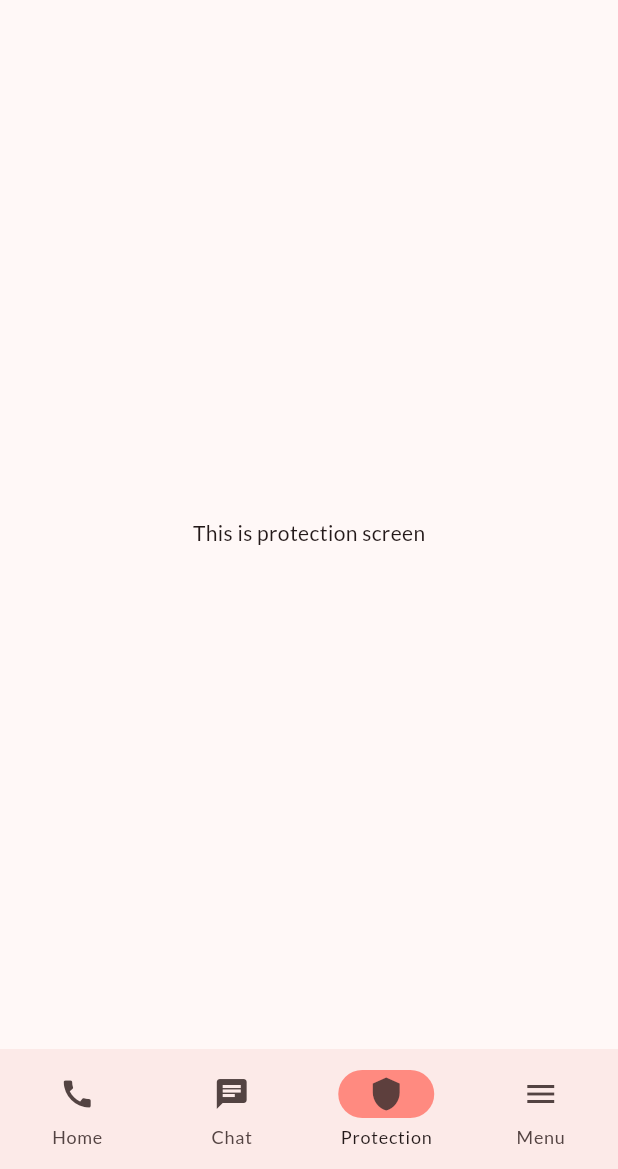
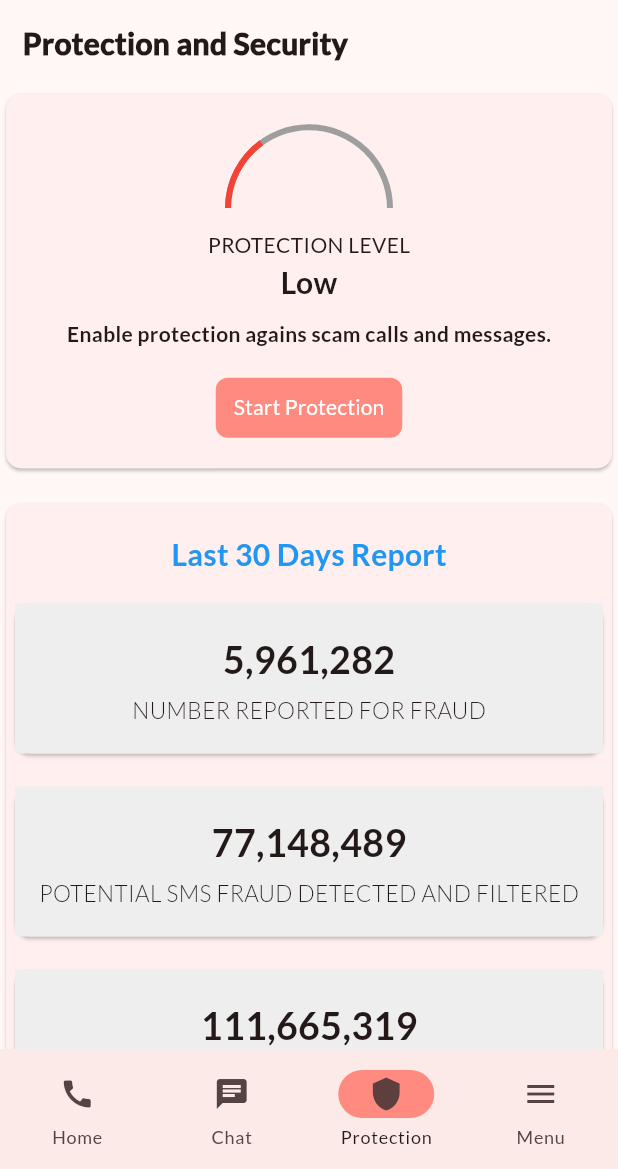
Before and after one commit to TelloNumora-Moprog-Project/tellonumora_app, a Flutter app: the screen it shows after launch, item 3 of the bottom bar chosen, on a phone screen of 412 x 824 dp, the part 67-1236 px from its top. Run offline on Flutter 3.47's test engine with Material 3 defaults, Android fonts, the phone set to English and light mode, and no system bars.

Commit message:
add protection screen base ui, with latest report and protection status widgets

```diff
--- a/lib/screens/protection_screen.dart
+++ b/lib/screens/protection_screen.dart
@@ -1,12 +1,38 @@
 import 'package:flutter/material.dart';
+import 'package:tellonumora_app/screens/protection_widgets/latest_report.dart';
+import 'package:tellonumora_app/screens/protection_widgets/protection_status.dart';
 
 class ProtectionScreen extends StatelessWidget {
   const ProtectionScreen({super.key});
 
   @override
   Widget build(BuildContext context) {
-    return const Center(
-      child: Text('This is protection screen'),
+    return Scaffold(
+      body: SafeArea(
+        child: ListView(
+          children: [
+            Row(
+              mainAxisAlignment: MainAxisAlignment.start,
+              children: [
+                Padding(
+                  padding: EdgeInsetsGeometry.fromLTRB(15, 3, 0, 0),
+                  child: Text(
+                    "Protection and Security",
+                    style: TextStyle(
+                      fontWeight: FontWeight.w900,
+                      fontSize: 20
+                    )
+                  ),
+                )
+              ],
+            ),
+            SizedBox(width: 1, height: 15),
+            ProtectionStatus(),
+            SizedBox(width: 1, height: 15),
+            LatestReport()
+          ],
+        )
+      )
     );
   }
 }
--- /dev/null
+++ b/lib/screens/protection_widgets/latest_report.dart
@@ -0,0 +1,80 @@
+import 'package:flutter/material.dart';
+
+class LatestReport extends StatelessWidget {
+  const LatestReport({super.key});
+
+  @override
+  Widget build(BuildContext context) {
+    return Column(
+      children: [
+        Card(
+          shape: RoundedRectangleBorder(
+            borderRadius: BorderRadius.circular(10)
+          ),
+          child: Container(
+            height: 450,
+            width: 450,
+            padding: EdgeInsets.fromLTRB(2, 6, 2, 6),
+            child: Column(
+              children: [
+                SizedBox(width: 1, height: 14),
+                Text("Last 30 Days Report", style: TextStyle(
+                  color: Colors.blue,
+                  fontWeight: FontWeight.bold,
+                  fontSize: 20
+                )),
+                SizedBox(width: 1, height: 14),
+                Info(amount: "5,961,282", desc: "NUMBER REPORTED FOR FRAUD"),
+                SizedBox(width: 1, height: 14),
+                Info(amount: "77,148,489", desc: "POTENTIAL SMS FRAUD DETECTED AND FILTERED"),
+                SizedBox(width: 1, height: 14),
+                Info(amount: "111,665,319", desc: "POTENTIAL PHONE CALL FRAUD PREVENTED")
+              ],
+            ),
+          ),
+        )
+      ],
+    );
+  }
+}
+
+class Info extends StatelessWidget {
+  final String amount;
+  final String desc;
+
+  const Info({
+    super.key,
+    required this.amount,
+    required this.desc
+  });
+
+  @override
+  Widget build(BuildContext context) {
+    return Card(
+      shape: RoundedRectangleBorder(
+        borderRadius: BorderRadius.circular(10)
+      ),
+      child: Container(
+        height: 100,
+        width: 400,
+        padding: EdgeInsets.fromLTRB(2, 6, 2, 6),
+        color: Colors.grey.shade200,
+        child: Column(
+          mainAxisAlignment: MainAxisAlignment.center,
+          crossAxisAlignment: CrossAxisAlignment.center,
+          children: [
+            Text(amount, style: TextStyle(
+              fontWeight: FontWeight.bold,
+              fontSize: 25
+            )),
+            SizedBox(width: 1, height: 5),
+            Text(desc, style: TextStyle(
+              fontWeight: FontWeight.w300,
+              fontSize: 15
+            ))
+          ],
+        ),
+      ),
+    );
+  }
+}
--- /dev/null
+++ b/lib/screens/protection_widgets/protection_status.dart
@@ -0,0 +1,82 @@
+import 'package:flutter/material.dart';
+import 'package:tellonumora_app/app_accents.dart';
+
+class ProtectionStatus extends StatefulWidget {
+  const ProtectionStatus({super.key});
+
+  @override
+  State<ProtectionStatus> createState() => _ProtectionStatus();
+}
+
+class _ProtectionStatus extends State<ProtectionStatus> {
+  @override
+  Widget build(BuildContext context) {
+    return Column(
+      children: [
+        Card(
+          shape: RoundedRectangleBorder(
+            borderRadius: BorderRadius.circular(10)
+          ),
+          child: Container(
+            height: 250,
+            width: 450,
+            padding: EdgeInsets.fromLTRB(2, 6, 2, 6),
+            child: Column(
+              mainAxisAlignment: MainAxisAlignment.center,
+              children: [
+                ClipRect(
+                  child: Align(
+                    heightFactor: 0.5,
+                    alignment: AlignmentGeometry.topCenter,
+                    child: SizedBox(
+                      width: 120,
+                      height: 120,
+                      child: Padding(
+                        padding: const EdgeInsets.all(6.0),
+                        child: AnimatedRotation(
+                          turns: -90/360,
+                          duration: Duration.zero,
+                          child: CircularProgressIndicator(
+                            value: .15,
+                            color: Colors.red,
+                            backgroundColor: Colors.grey,
+                          ),
+                        ),
+                      )
+                    )
+                  )
+                ),
+                SizedBox(height: 15, width: 1),
+                Text("PROTECTION LEVEL", style: TextStyle(
+                  fontWeight: FontWeight.w400
+                )),
+                Text("Low", style: TextStyle(
+                  fontWeight: FontWeight.w800,
+                  fontSize: 20
+                )),
+                SizedBox(height: 10, width: 1),
+                Text(
+                  "Enable protection agains scam calls and messages.",
+                  style: TextStyle(fontWeight: FontWeight.w600),
+                ),
+                SizedBox(height: 15, width: 1),
+                TextButton(
+                  style: TextButton.styleFrom(
+                    backgroundColor: buttonColor,
+                    shape: RoundedRectangleBorder(
+                      borderRadius: BorderRadius.circular(8.0),
+                    )
+                  ),
+                  onPressed: null,
+                  child: Text("Start Protection", style: TextStyle(
+                    color: Color.fromARGB(255, 255, 255, 255)
+                  ))
+                )
+              ]
+            )
+          ),
+        )
+      ],
+    );
+  }
+}
```
